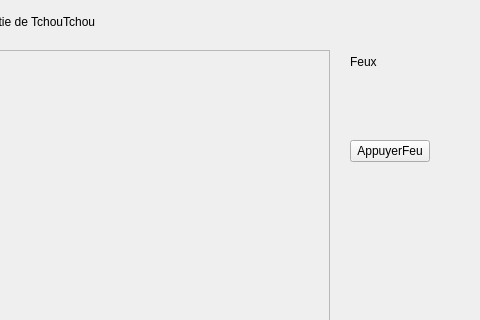
First picture: the form in mainwindow.ui, repository autumnka/Tchou, before the edit; both pictures show x 320 to 800 and y 0 to 320 of the 800 by 600 pixel window.
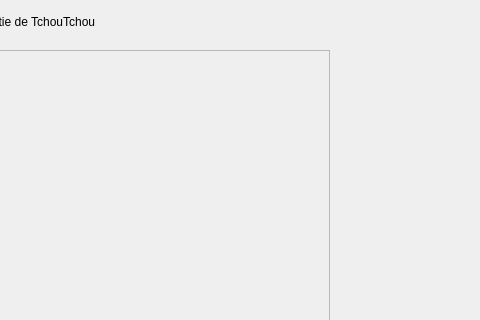
Second picture: the form after the edit.

Diff of the .ui file:
```diff
--- a/mainwindow.ui
+++ b/mainwindow.ui
@@ -67,20 +67,7 @@
      <string>Démarrer</string>
     </property>
    </widget>
-   <widget class="QLabel" name="label">
-    <property name="geometry">
-     <rect>
-      <x>670</x>
-      <y>50</y>
-      <width>76</width>
-      <height>24</height>
-     </rect>
-    </property>
-    <property name="text">
-     <string>Feux</string>
-    </property>
-   </widget>
-   <widget class="QPushButton" name="pushButton_2">
+   <widget class="QPushButton" name="button_aide">
     <property name="geometry">
      <rect>
       <x>20</x>
@@ -132,19 +119,6 @@
      <string>Partie de TchouTchou</string>
     </property>
    </widget>
-   <widget class="QPushButton" name="AppuyerFeu">
-    <property name="geometry">
-     <rect>
-      <x>670</x>
-      <y>140</y>
-      <width>80</width>
-      <height>22</height>
-     </rect>
-    </property>
-    <property name="text">
-     <string>AppuyerFeu</string>
-    </property>
-   </widget>
    <zorder>frame</zorder>
    <zorder>pushButton</zorder>
    <zorder>label</zorder>
```
Left out of the diff: 10 changed lines with no effect on the pictures.
